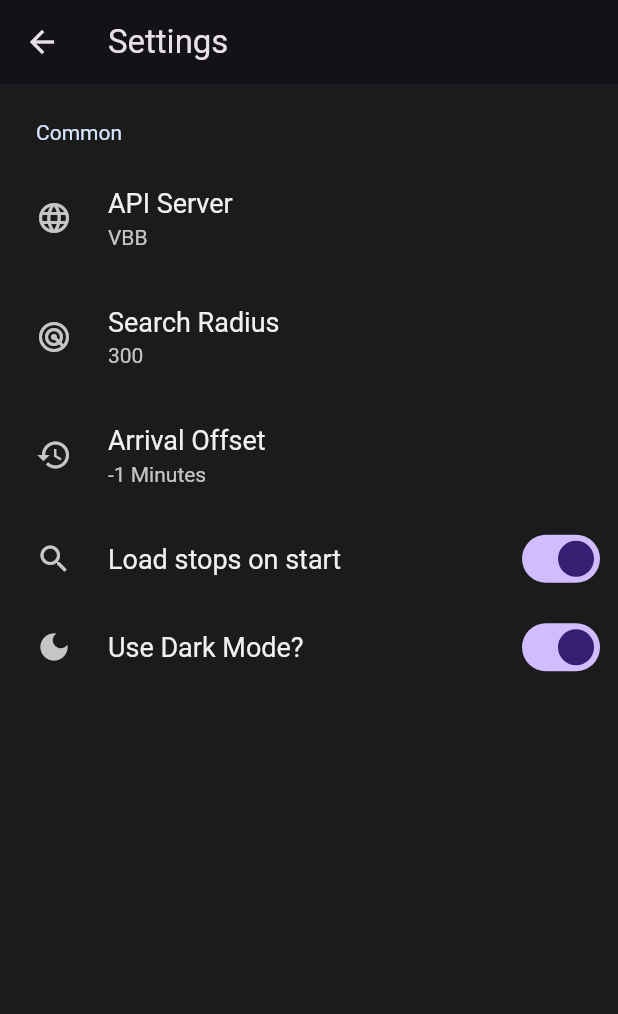
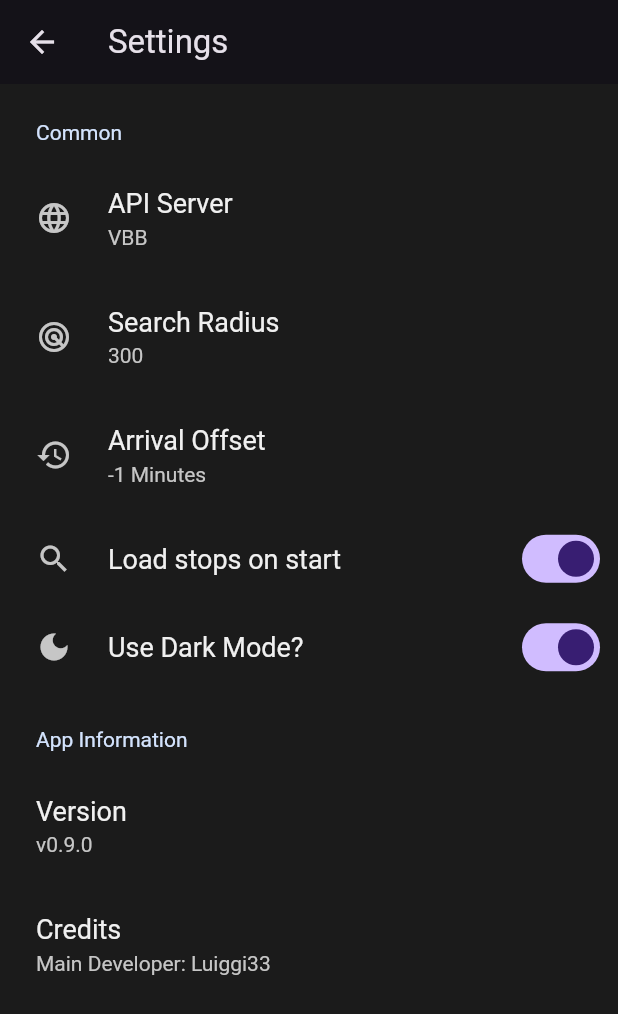
Before and after one commit to Luiggi33/abfahrten_finder, a Flutter app: the screen it shows after launch, after a tap on the "settings" icon, on a phone screen of 412 x 824 dp. Shown: the top 1014 px of the screen. Run offline on Flutter 3.47's test engine with Material 3 defaults, Android fonts, the light colour scheme and no system bars; drawn by our look-alikes of settings_ui; our stand-ins replace connectivity_plus, flutter_compass, geolocator, package_info_plus, shared_preferences.

Commit message:
feat(settings): add version and credits

```diff
--- a/lib/screens/settings_screen.dart
+++ b/lib/screens/settings_screen.dart
@@ -1,5 +1,6 @@
 import 'package:abfahrt_finder/main.dart';
 import 'package:flutter/material.dart';
+import 'package:package_info_plus/package_info_plus.dart';
 import 'package:provider/provider.dart';
 import 'package:settings_ui/settings_ui.dart';
 
@@ -13,12 +14,21 @@
 }
 
 class _SettingsScreenState extends State<SettingsScreen> {
+  PackageInfo _packageInfo = PackageInfo(
+    appName: 'Unknown',
+    packageName: 'Unknown',
+    version: 'Unknown',
+    buildNumber: 'Unknown',
+    buildSignature: 'Unknown',
+    installerStore: 'Unknown',
+  );
 
   late String apiURLKey;
   late int searchRadius;
   late int arrivalOffset;
   late bool loadOnStart;
   late bool isDarkMode;
+  late String appVersion;
 
   @override
   void initState() {
@@ -29,6 +39,14 @@
     arrivalOffset = settingData.arrivalOffset;
     loadOnStart = settingData.loadOnStart;
     isDarkMode = settingData.isDarkMode;
+    _initPackageInfo();
+  }
+
+  Future<void> _initPackageInfo() async {
+    final info = await PackageInfo.fromPlatform();
+    setState(() {
+      _packageInfo = info;
+    });
   }
 
   void _showAPIServerSettings(BuildContext context) {
@@ -191,6 +209,8 @@
     return Scaffold(
       appBar: AppBar(title: Text('Settings')),
       body: SettingsList(
+        platform: DevicePlatform.android,
+        physics: AlwaysScrollableScrollPhysics(),
         sections: [
           SettingsSection(
             title: Text('Common'),
@@ -237,6 +257,19 @@
               ),
             ],
           ),
+          SettingsSection(
+            title: Text("App Information"),
+            tiles: [
+              SettingsTile(
+                title: Text("Version"),
+                description: Text("v${_packageInfo.version}"),
+              ),
+              SettingsTile(
+                title: Text("Credits"),
+                description: Text("Main Developer: Luiggi33"),
+              )
+            ],
+          ),
         ],
       ),
     );
--- a/pubspec.yaml
+++ b/pubspec.yaml
@@ -4,7 +4,7 @@
 
 publish_to: 'none'
 
-version: 0.8.0+1
+version: 0.9.0+1
 
 environment:
   sdk: ^3.7.2
@@ -23,6 +23,7 @@
   shared_preferences: ^2.5.3
   connectivity_plus: ^6.1.3
   flutter_compass: ^0.8.1
+  package_info_plus: ^8.3.0
 
 dev_dependencies:
   flutter_test:
```
Also changed, not shown: pubspec.lock.
